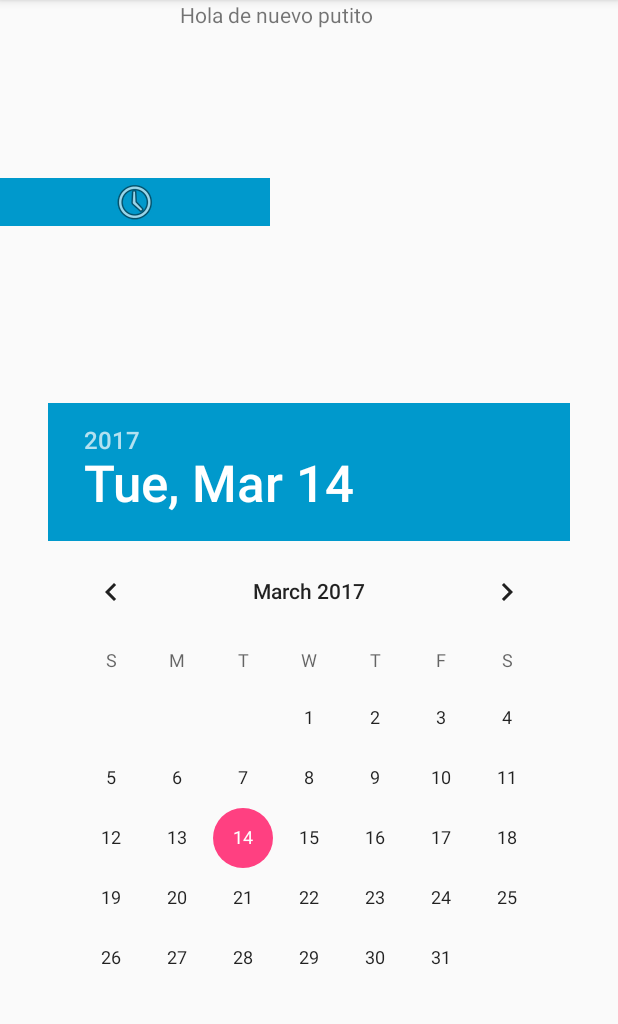
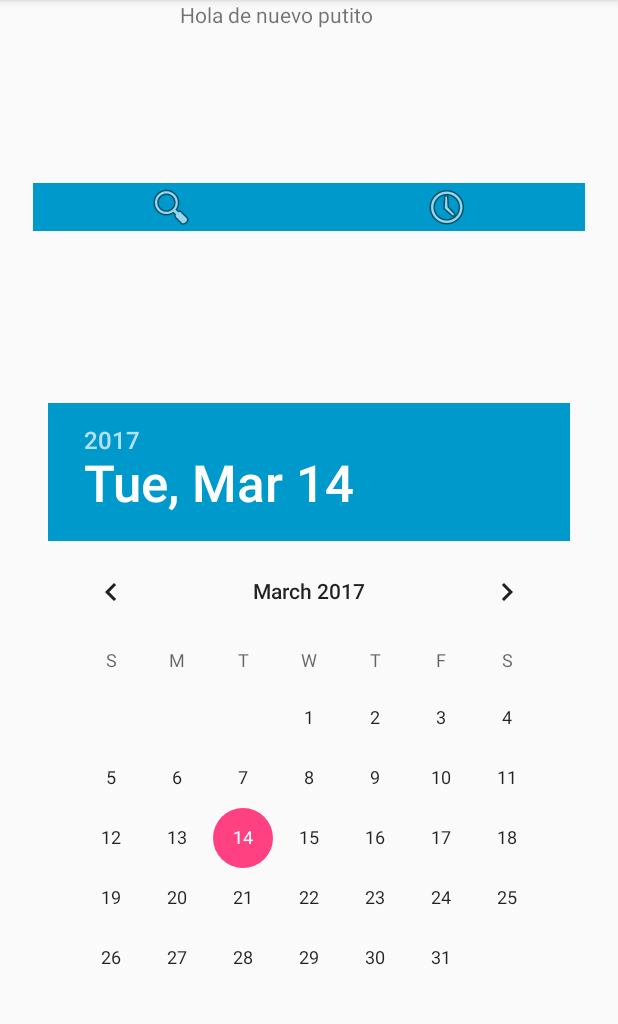
Before and after one commit to Colima-97/Recordatorios_App, an Android app: the screen it shows after launch (MainActivity), on a phone screen of 412 x 824 dp, the part 84-1108 px from its top. Run offline under Robolectric (Android 15) with nearby library versions, the phone set to English and light mode, and no system bars.

Commit message:
Arregle el problema de los botones implementando un LinearLayout

```diff
--- a/app/src/main/res/layout/activity_main.xml
+++ b/app/src/main/res/layout/activity_main.xml
@@ -17,32 +17,49 @@
         app:layout_constraintTop_toTopOf="parent"
         app:layout_constraintVertical_bias="0.794" />
 
+    <TextView
+        android:id="@+id/texto"
+        android:layout_width="368dp"
+        android:layout_height="wrap_content"
+        android:gravity="center"
+        android:text="@string/saludo_jose"
+        tools:layout_editor_absoluteX="8dp"
+        tools:layout_editor_absoluteY="0dp" />
+
+    <LinearLayout
+        android:layout_width="368dp"
+        android:layout_height="44dp"
+        android:orientation="horizontal"
+        app:layout_constraintBottom_toTopOf="@+id/datePicker"
+        app:layout_constraintTop_toBottomOf="@+id/texto"
+        app:layout_constraintRight_toRightOf="parent"
+        app:layout_constraintLeft_toLeftOf="parent">
+
         <ImageButton
             android:id="@+id/SearchButton"
-        android:layout_width="180dp"
+            android:layout_width="wrap_content"
             android:layout_height="wrap_content"
+            android:layout_gravity="center_horizontal"
             android:background="@android:color/holo_blue_dark"
+            android:visibility="visible"
             app:layout_constraintBottom_toTopOf="@+id/datePicker"
             app:layout_constraintTop_toTopOf="parent"
             app:srcCompat="@android:drawable/ic_menu_search"
-        tools:layout_editor_absoluteX="196dp" />
+            tools:layout_editor_absoluteX="196dp"
+            android:layout_weight="1" />
 
         <ImageButton
             android:id="@+id/ClockButton"
-        android:layout_width="180dp"
+            android:layout_width="wrap_content"
             android:layout_height="wrap_content"
+            android:layout_gravity="center_horizontal"
             android:background="@android:color/holo_blue_dark"
+            android:visibility="visible"
             app:layout_constraintBottom_toTopOf="@+id/datePicker"
             app:layout_constraintTop_toTopOf="parent"
             app:srcCompat="@android:drawable/ic_menu_recent_history"
-        tools:layout_editor_absoluteX="8dp" />
+            tools:layout_editor_absoluteX="8dp"
+            android:layout_weight="1" />
+    </LinearLayout>
 
-    <TextView
-        android:id="@+id/texto"
-        android:text="@string/saludo_jose"
-        android:layout_width="368dp"
-        android:layout_height="wrap_content"
-        tools:layout_editor_absoluteY="0dp"
-        tools:layout_editor_absoluteX="8dp"
-        android:gravity="center"/>
 </android.support.constraint.ConstraintLayout>
```
Lines whose indentation alone changed are shown as unchanged.
